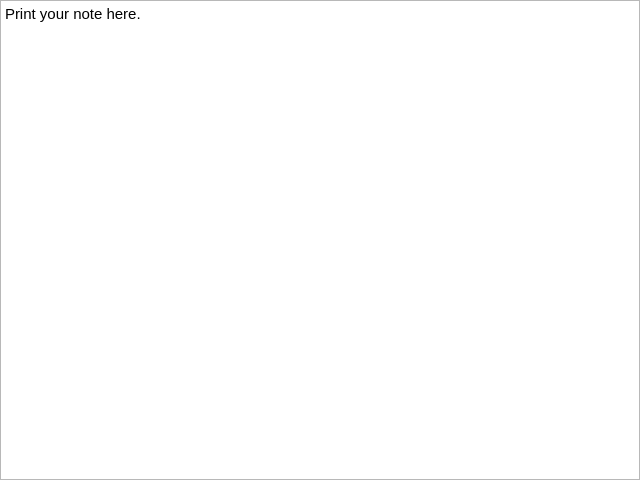
Qt form sticky.ui (Jenek209/sticky) before a commit.
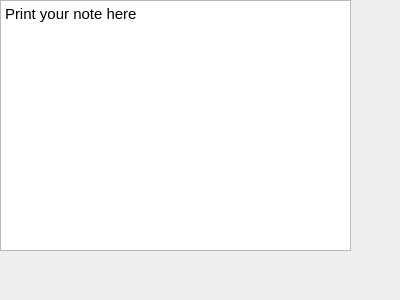
The same form after that commit. Custom widgets are drawn as their Qt base class.

Commit message: Wiget->Widget

The edit to the form file:
```diff
--- a/sticky.ui
+++ b/sticky.ui
@@ -1,25 +1,25 @@
 <?xml version="1.0" encoding="UTF-8"?>
 <ui version="4.0">
  <class>Form</class>
- <widget class="QWiget" name="Form">
+ <widget class="QWidget" name="Form">
   <property name="geometry">
    <rect>
     <x>0</x>
     <y>0</y>
-    <width>640</width>
-    <height>480</height>
+    <width>400</width>
+    <height>300</height>
    </rect>
   </property>
   <property name="windowTitle">
-   <string>Form</string>
+   <string>Sticky</string>
   </property>
   <widget class="QTextEdit" name="textEdit">
    <property name="geometry">
     <rect>
      <x>0</x>
      <y>0</y>
-     <width>640</width>
-     <height>480</height>
+     <width>351</width>
+     <height>251</height>
     </rect>
    </property>
    <property name="html">
@@ -27,18 +27,10 @@
 &lt;html&gt;&lt;head&gt;&lt;meta name=&quot;qrichtext&quot; content=&quot;1&quot; /&gt;&lt;style type=&quot;text/css&quot;&gt;
 p, li { white-space: pre-wrap; }
 &lt;/style&gt;&lt;/head&gt;&lt;body style=&quot; font-family:'Ubuntu'; font-size:11pt; font-weight:400; font-style:normal;&quot;&gt;
-&lt;p style=&quot; margin-top:0px; margin-bottom:0px; margin-left:0px; margin-right:0px; -qt-block-indent:0; text-indent:0px;&quot;&gt;Print your note here.&lt;/p&gt;&lt;/body&gt;&lt;/html&gt;</string>
+&lt;p style=&quot; margin-top:0px; margin-bottom:0px; margin-left:0px; margin-right:0px; -qt-block-indent:0; text-indent:0px;&quot;&gt;Print your note here&lt;/p&gt;&lt;/body&gt;&lt;/html&gt;</string>
    </property>
   </widget>
  </widget>
- <customwidgets>
-  <customwidget>
-   <class>QWiget</class>
-   <extends>QWidget</extends>
-   <header>qwiget.h</header>
-   <container>1</container>
-  </customwidget>
- </customwidgets>
  <resources/>
  <connections/>
 </ui>
```
